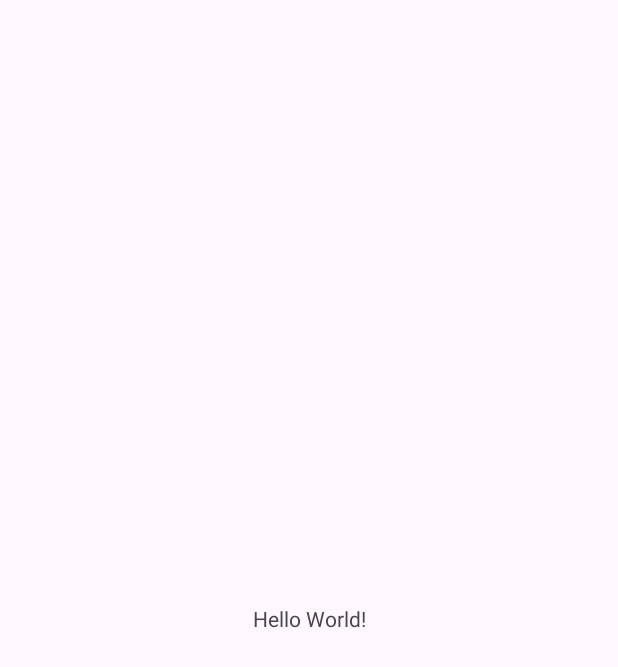
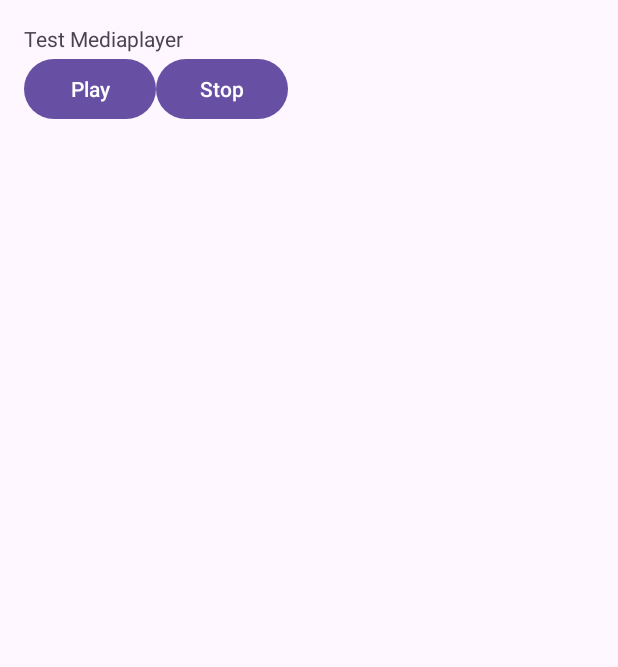
Before and after one commit to kisahtegar/Android_Intermediate, an Android app: the screen it shows after launch (MainActivity), on a phone screen of 412 x 824 dp. Before the commit the part shown is almost empty. Shown: the top 667 px of the screen. Run offline under Robolectric (Android 15) with nearby library versions, the phone set to English and light mode, and no system bars.

Commit message:
Implement media MediaPLayer.

```diff
--- a/app/src/main/AndroidManifest.xml
+++ b/app/src/main/AndroidManifest.xml
@@ -1,6 +1,9 @@
 <?xml version="1.0" encoding="utf-8"?>
 <manifest xmlns:android="http://schemas.android.com/apk/res/android"
     xmlns:tools="http://schemas.android.com/tools">
+
+    <uses-permission android:name="android.permission.FOREGROUND_SERVICE" />
+    <uses-permission android:name="android.permission.POST_NOTIFICATIONS" />
 
     <application
         android:allowBackup="true"
--- a/app/src/main/java/com/kisahcode/androidintermediate/MainActivity.kt
+++ b/app/src/main/java/com/kisahcode/androidintermediate/MainActivity.kt
@@ -1,20 +1,100 @@
 package com.kisahcode.androidintermediate
 
+import android.media.AudioAttributes
+import android.media.MediaPlayer
 import android.os.Bundle
-import androidx.activity.enableEdgeToEdge
+import android.widget.Button
 import androidx.appcompat.app.AppCompatActivity
-import androidx.core.view.ViewCompat
-import androidx.core.view.WindowInsetsCompat
+import java.io.IOException
 
+/**
+ * MainActivity of the MediaPlayer demonstration application.
+ *
+ * This activity illustrates the usage of MediaPlayer to play audio files.
+ * It initializes a MediaPlayer object, loads an audio file, and provides controls
+ * to play and stop the audio.
+ */
 class MainActivity : AppCompatActivity() {
+
+    // MediaPlayer object for managing audio playback.
+    private var mMediaPlayer: MediaPlayer? = null
+    // Flag indicating whether the MediaPlayer is ready to play.
+    private var isReady: Boolean = false
+
     override fun onCreate(savedInstanceState: Bundle?) {
         super.onCreate(savedInstanceState)
-        enableEdgeToEdge()
         setContentView(R.layout.activity_main)
-        ViewCompat.setOnApplyWindowInsetsListener(findViewById(R.id.main)) { v, insets ->
-            val systemBars = insets.getInsets(WindowInsetsCompat.Type.systemBars())
-            v.setPadding(systemBars.left, systemBars.top, systemBars.right, systemBars.bottom)
-            insets
+
+        // Find the buttons responsible for controlling audio playback.
+        val btnPlay = findViewById<Button>(R.id.btn_play)
+        val btnStop = findViewById<Button>(R.id.btn_stop)
+
+        // Set click listener for the play button.
+        btnPlay.setOnClickListener {
+            if (!isReady) {
+                // Prepare the MediaPlayer asynchronously if it's not ready.
+                mMediaPlayer?.prepareAsync()
+            } else {
+                // Toggle between play and pause based on the current playback state.
+                if (mMediaPlayer?.isPlaying as Boolean) {
+                    mMediaPlayer?.pause()
+                } else {
+                    mMediaPlayer?.start()
+                }
+            }
         }
+
+        // Set click listener for the stop button.
+        btnStop.setOnClickListener {
+            // Stop playback and reset the ready state.
+            if (mMediaPlayer?.isPlaying as Boolean || isReady) {
+                mMediaPlayer?.stop()
+                isReady = false
+            }
+        }
+
+        // Initialize the MediaPlayer.
+        init()
+    }
+
+    /**
+     * Initializes the MediaPlayer.
+     *
+     * This function sets up the MediaPlayer object by configuring its audio attributes,
+     * setting the data source to the audio file, and preparing it for playback asynchronously.
+     */
+    private fun init() {
+        // Create a new instance of MediaPlayer.
+        mMediaPlayer = MediaPlayer()
+
+        // Configure the audio attributes for the MediaPlayer.
+        val attribute = AudioAttributes.Builder()
+            .setUsage(AudioAttributes.USAGE_MEDIA)
+            .setContentType(AudioAttributes.CONTENT_TYPE_SONIFICATION)
+            .build()
+
+        // Set the audio attributes for the MediaPlayer.
+        mMediaPlayer?.setAudioAttributes(attribute)
+
+        // Load the audio file from the application's resources.
+        val afd = applicationContext.resources.openRawResourceFd(R.raw.guitar_background)
+        try {
+            // Set the data source for the MediaPlayer using the file descriptor, start offset, and length.
+            mMediaPlayer?.setDataSource(afd.fileDescriptor, afd.startOffset, afd.length)
+        } catch (e: IOException) {
+            // Print the stack trace if an IOException occurs while setting the data source.
+            e.printStackTrace()
+        }
+
+        // Set a listener to start playback when the MediaPlayer is prepared.
+        mMediaPlayer?.setOnPreparedListener {
+            // Set the ready flag to true indicating that the MediaPlayer is prepared for playback.
+            isReady = true
+            // Start playback when the MediaPlayer is prepared.
+            mMediaPlayer?.start()
+        }
+
+        // Set an error listener to handle any errors that occur during playback.
+        mMediaPlayer?.setOnErrorListener { _, _, _ -> false }
     }
 }
--- a/app/src/main/res/layout/activity_main.xml
+++ b/app/src/main/res/layout/activity_main.xml
@@ -1,19 +1,30 @@
 <?xml version="1.0" encoding="utf-8"?>
-<androidx.constraintlayout.widget.ConstraintLayout xmlns:android="http://schemas.android.com/apk/res/android"
-    xmlns:app="http://schemas.android.com/apk/res-auto"
+<LinearLayout xmlns:android="http://schemas.android.com/apk/res/android"
     xmlns:tools="http://schemas.android.com/tools"
-    android:id="@+id/main"
+    android:id="@+id/activity_main"
     android:layout_width="match_parent"
     android:layout_height="match_parent"
+    android:orientation="vertical"
+    android:padding="16dp"
     tools:context=".MainActivity">
 
     <TextView
         android:layout_width="wrap_content"
         android:layout_height="wrap_content"
-        android:text="Hello World!"
-        app:layout_constraintBottom_toBottomOf="parent"
-        app:layout_constraintEnd_toEndOf="parent"
-        app:layout_constraintStart_toStartOf="parent"
-        app:layout_constraintTop_toTopOf="parent" />
-
-</androidx.constraintlayout.widget.ConstraintLayout>
+        android:text="@string/text_mediaplayer" />
+    <LinearLayout
+        android:layout_width="wrap_content"
+        android:layout_height="wrap_content"
+        android:orientation="horizontal">
+        <Button
+            android:id="@+id/btn_play"
+            android:layout_width="wrap_content"
+            android:layout_height="wrap_content"
+            android:text="@string/btn_text_play" />
+        <Button
+            android:id="@+id/btn_stop"
+            android:layout_width="wrap_content"
+            android:layout_height="wrap_content"
+            android:text="@string/btn_text_stop" />
+    </LinearLayout>
+</LinearLayout>
--- a/app/src/main/res/values/strings.xml
+++ b/app/src/main/res/values/strings.xml
@@ -1,3 +1,6 @@
 <resources>
-    <string name="app_name">Android Intermediate</string>
+    <string name="app_name">MyMediaPlayer</string>
+    <string name="btn_text_play">Play</string>
+    <string name="text_mediaplayer">Test Mediaplayer</string>
+    <string name="btn_text_stop">Stop</string>
 </resources>
```
Also changed, not shown: 3 other files.
